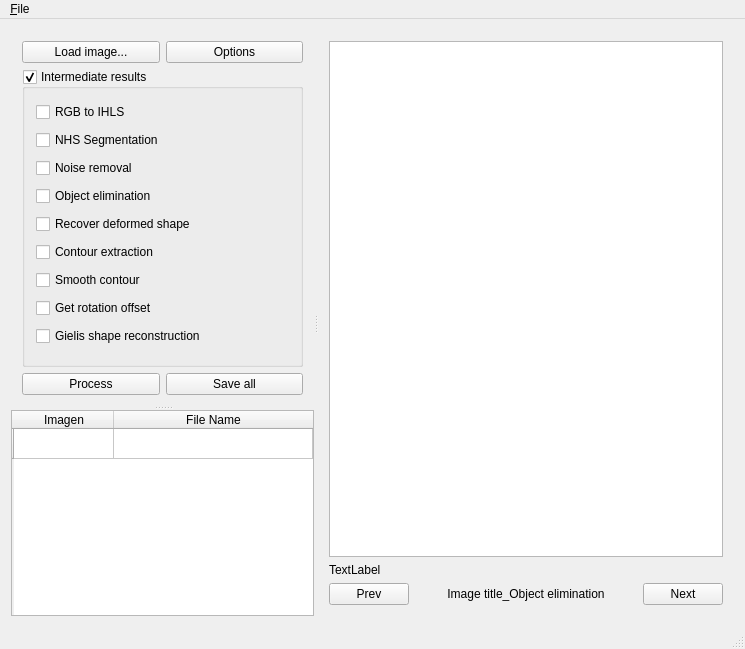
Qt form vibot6_mscv3/Gui/gui.ui (GVallicrosa/vibot6-mscv3-se) before a commit.
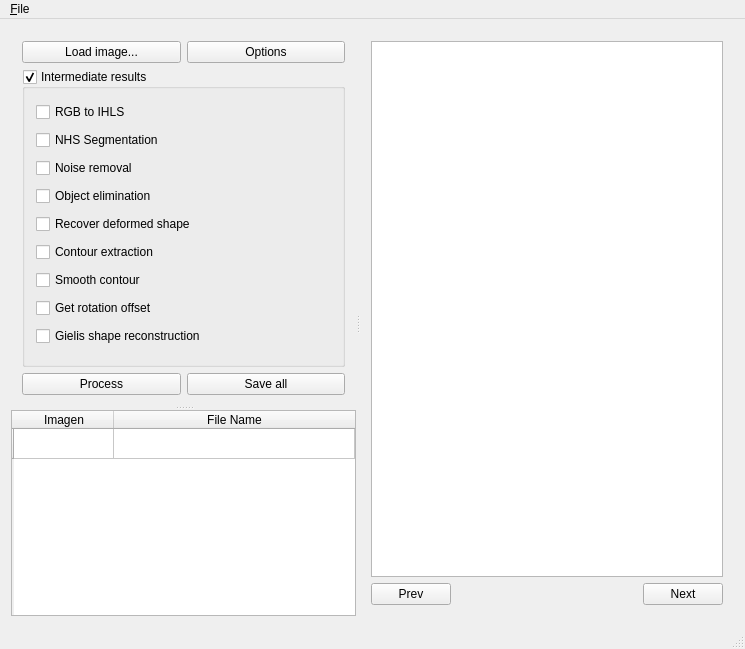
The same form after that commit.

Commit message: * Added 'on_pushButton_Next_clicked()' function member * Added 'on_pushButton_Prev_clicked()' function member * Now the 'label_CurrentImage' will have the name of the current image

```diff
--- a/vibot6_mscv3/Gui/gui.ui
+++ b/vibot6_mscv3/Gui/gui.ui
@@ -188,13 +188,6 @@
         <item>
          <widget class="QGraphicsView" name="graphicsView"/>
         </item>
-        <item>
-         <widget class="QLabel" name="label">
-          <property name="text">
-           <string>TextLabel</string>
-          </property>
-         </widget>
-        </item>
         <item>
          <layout class="QHBoxLayout" name="horizontalLayout_2">
           <item>
@@ -213,7 +206,7 @@
           <item>
            <widget class="QLabel" name="label_CurrentImage">
             <property name="text">
-             <string>Image title_Object elimination</string>
+             <string/>
             </property>
             <property name="alignment">
              <set>Qt::AlignCenter</set>
```
The commit also changes 2 other files.
